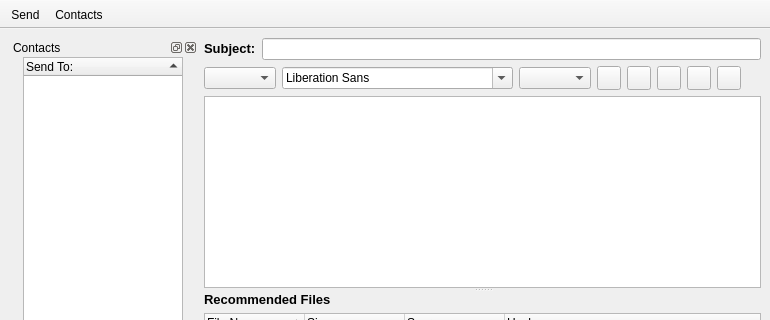
First picture: the form in retroshare-gui/src/gui/msgs/ChanMsgDialog.ui, repository RetroShare/RetroShare, before the edit; both pictures show x 0 to 770 and y 0 to 320 of the 770 by 528 pixel window.
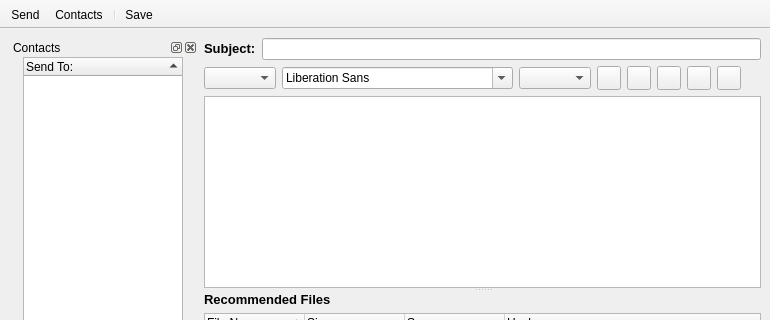
Second picture: the form after the edit. Icons and pictures are not drawn.

Commit message: added file menu for Messages Dialog. added some features to can save a message or can open a file for a message.

Diff of the .ui file:
```diff
--- a/retroshare-gui/src/gui/msgs/ChanMsgDialog.ui
+++ b/retroshare-gui/src/gui/msgs/ChanMsgDialog.ui
@@ -406,6 +406,8 @@
    </attribute>
    <addaction name="actionSend" />
    <addaction name="actionContactsView" />
+   <addaction name="separator" />
+   <addaction name="actionSaveas" />
   </widget>
   <action name="actionSend" >
    <property name="icon" >
@@ -428,6 +430,11 @@
     <string>Contacts</string>
    </property>
   </action>
+  <action name="actionSaveas" >
+   <property name="text" >
+    <string>Save</string>
+   </property>
+  </action>
  </widget>
  <tabstops>
   <tabstop>msgSendList</tabstop>
```
The commit also changes 4 other files.
